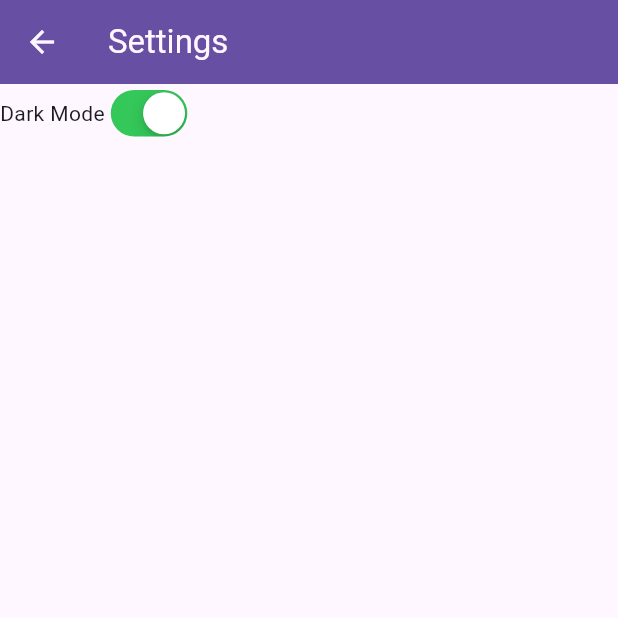
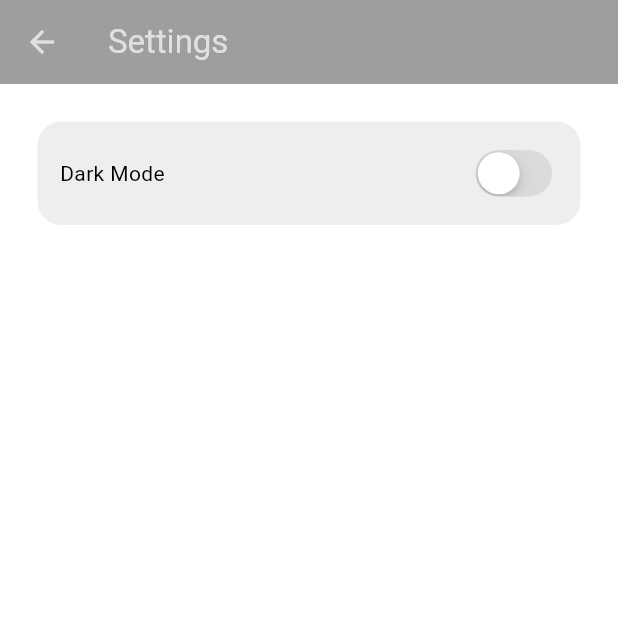
Before and after one commit to Aschmenzy/LearningProjectChatRoom, a Flutter app: the screen it shows once a user with an empty profile is signed in, in the side drawer, after a tap on "S E T T I N G S", on a phone screen of 412 x 824 dp, the top half of it. Run offline on Flutter 3.47's test engine with Material 3 defaults, Android fonts, the phone set to English and light mode, and no system bars; our stand-ins replace cloud_firestore, firebase_auth, firebase_core; accounts and stored records are empty; network calls fail.

Commit message:
Project finished

```diff
--- /dev/null
+++ b/devtools_options.yaml
@@ -0,0 +1 @@
+extensions:
--- a/lib/components/my_textField.dart
+++ b/lib/components/my_textField.dart
@@ -6,11 +6,13 @@
   final String hintText;
   final bool obscureText;
   final TextEditingController controller;
+  final FocusNode? focusNode;
   const MyTextField(
       {super.key,
       required this.hintText,
       required this.obscureText,
-      required this.controller});
+      required this.controller,
+      this.focusNode});
 
   @override
   Widget build(BuildContext context) {
@@ -19,6 +21,7 @@
       child: TextField(
         obscureText: obscureText,
         controller: controller,
+        focusNode: focusNode,
         decoration: InputDecoration(
           enabledBorder: OutlineInputBorder(
             borderSide: BorderSide(
--- a/lib/pages/settings_page.dart
+++ b/lib/pages/settings_page.dart
@@ -1,5 +1,7 @@
+import 'package:chat_room_learning/themes/theme_provider.dart';
 import 'package:flutter/cupertino.dart';
 import 'package:flutter/material.dart';
+import 'package:provider/provider.dart';
 
 class SettingPage extends StatelessWidget {
   const SettingPage({super.key});
@@ -19,13 +21,26 @@
       ),
       body: Column(
         children: [
-          Row(
-            children: [
-              const Text("Dark Mode"),
+          Container(
+            decoration: BoxDecoration(
+              color: Theme.of(context).colorScheme.secondary,
+              borderRadius: BorderRadius.circular(16),
+            ),
+            margin: const EdgeInsets.all(25),
+            padding: const EdgeInsets.all(15),
+            child: Row(
+              mainAxisAlignment: MainAxisAlignment.spaceBetween,
+              children: [
+                const Text("Dark Mode"),
 
-              //stiwthc toggle
-              CupertinoSwitch(value: true, onChanged: (value) {})
-            ],
+                //stiwthc toggle
+                CupertinoSwitch(
+                    value: Provider.of<ThemeProvider>(context).isDarkMode,
+                    onChanged: (value) =>
+                        Provider.of<ThemeProvider>(context, listen: false)
+                            .toggleTheme())
+              ],
+            ),
           )
           //dark more
         ],
--- a/lib/themes/dark_mode.dart
+++ b/lib/themes/dark_mode.dart
@@ -4,7 +4,7 @@
   colorScheme: ColorScheme.dark(
     background: Colors.grey.shade900,
     primary: Colors.grey.shade600,
-    secondary: Colors.grey.shade700,
+    secondary: const Color.fromARGB(255, 60, 60, 60),
     tertiary: Colors.grey.shade800,
     inversePrimary: Colors.grey.shade300,
   ),
--- a/lib/themes/theme_provider.dart
+++ b/lib/themes/theme_provider.dart
@@ -9,16 +9,16 @@
 
   bool get isDarkMode => _themeData == darkMode;
 
-  set ThemeData(ThemeData themeData) {
+  set themeData(ThemeData themeData) {
     _themeData = themeData;
     notifyListeners();
   }
 
   void toggleTheme() {
     if (_themeData == lightMode) {
-      _themeData = darkMode;
+      themeData = darkMode;
     } else {
-      _themeData = lightMode;
+      themeData = lightMode;
     }
   }
 }
```
Also changed, not shown: lib/components/chat_bubble.dart (+7 -2 lines), lib/pages/chat_page.dart (+45 -5 lines).
